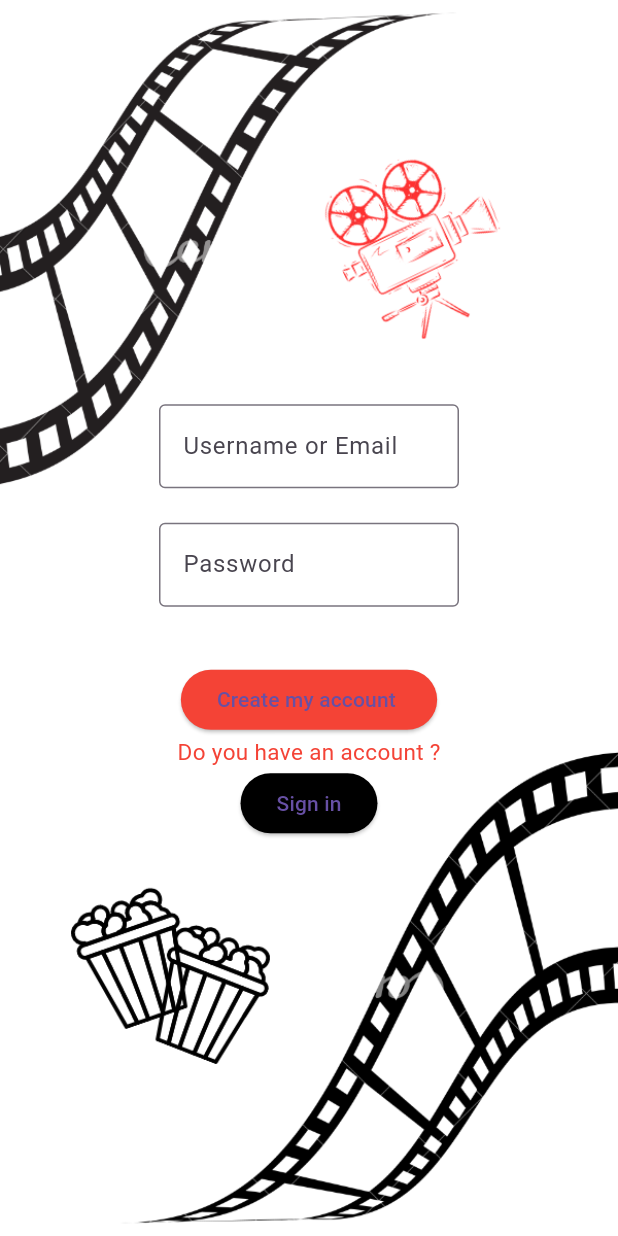
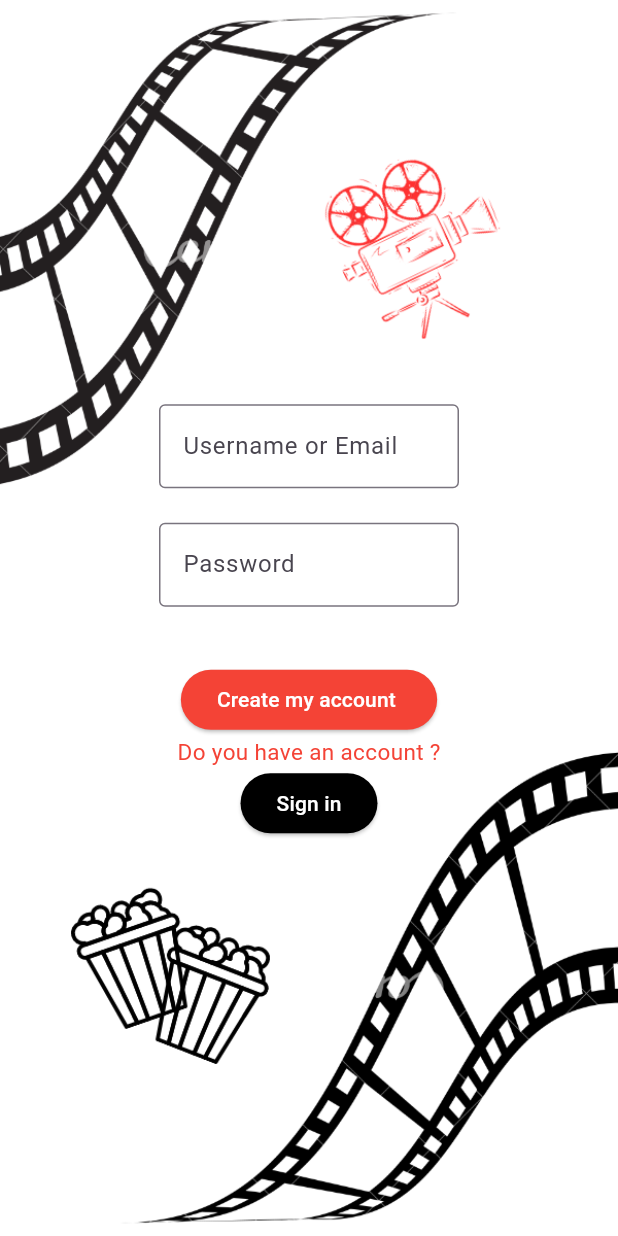
Before and after one commit to melikeyogurtcu/movie-app, a Flutter app: the screen it shows after launch, after a tap on "Sign up", on a phone screen of 412 x 824 dp. Run offline on Flutter 3.47's test engine with Material 3 defaults, Android fonts, the light colour scheme and no system bars; our stand-ins replace animate_do, dio, firebase_auth, firebase_core, lottie; accounts and stored records are empty; generated files the repository leaves out were written again.

Commit message:
movie app updated

```diff
--- a/lib/detail_page.dart
+++ b/lib/detail_page.dart
@@ -60,6 +60,7 @@ class MovieDetailsPage extends StatelessWidget {
           Padding(
             padding: const EdgeInsets.all(20.0),
             child: Storyline(movie.overview),
+
           ),
           /*Padding(
             padding: const EdgeInsets.all(20.0),
--- a/lib/home_page.dart
+++ b/lib/home_page.dart
@@ -41,7 +41,9 @@ class _home_pageState extends State<home_page> {
   @override
   Widget build(BuildContext context) {
     return Scaffold(
+      backgroundColor: Colors.white,
       appBar: AppBar(
+        foregroundColor: Colors.white,
         leading: IconButton(
             onPressed: () {
               Navigator.pop(context);
--- a/lib/login_screen.dart
+++ b/lib/login_screen.dart
@@ -104,7 +104,10 @@ class _LoginScreenState extends State<LoginScreen> {
                 style: ElevatedButton.styleFrom(
                   backgroundColor: Colors.red.shade500,
                 ),
-                child: const Text("Sign in"),
+                child: const Text("Sign in",
+                    style: TextStyle(
+                      color: Colors.white,
+                    ),),
               ),
               const SizedBox(height: 16),
               Text(
@@ -131,7 +134,10 @@ class _LoginScreenState extends State<LoginScreen> {
                 style: ElevatedButton.styleFrom(
                   backgroundColor: Colors.black,
                 ),
-                child: const Text("Sign up"),
+                child: const Text("Sign up",
+                    style: TextStyle(
+                      color: Colors.white,
+                    ),),
               ),
             ],
           ),
--- a/lib/main.dart
+++ b/lib/main.dart
@@ -8,7 +8,7 @@ void main() async {
   await Firebase.initializeApp(
     options: DefaultFirebaseOptions.currentPlatform,
   );
-  runApp(MyApp());
+  runApp(const MyApp());
 }
 
 class MyApp extends StatelessWidget {
--- a/lib/register_screen.dart
+++ b/lib/register_screen.dart
@@ -83,7 +83,8 @@ class _RegisterScreenState extends State<RegisterScreen> {
                 style: ElevatedButton.styleFrom(
                   backgroundColor: Colors.red.shade500,
                 ),
-                child: const Text("Create my account "),
+                child: const Text("Create my account ",
+                    style: TextStyle(color: Colors.white)),
               ),
               const Text(
                 'Do you have an account ?',
@@ -99,7 +100,9 @@ class _RegisterScreenState extends State<RegisterScreen> {
                 style: ElevatedButton.styleFrom(
                   backgroundColor: Colors.black,
                 ),
-                child: const Text("Sign in"),
+                child: const Text("Sign in",
+                    style: TextStyle(color: Colors.white)),
+
               ),
             ],
           ),
```
Also changed, not shown: lib/storyline.dart (+28 -22 lines), pubspec.lock, 5 other files.
